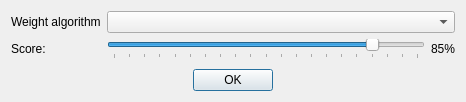
This is src/plugins/weight_matrix/src/ui/SetDefaultParametersDialog.ui in violethaze74/ugene as Qt 5 draws it before an edit. The edited form follows.
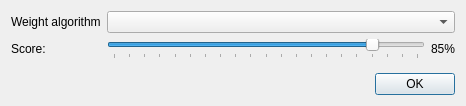
This is the edited form.

Commit message: Help system for all dialogs, UI improvements for all dialogs.

The edit to the form file:
```diff
--- a/src/plugins/weight_matrix/src/ui/SetDefaultParametersDialog.ui
+++ b/src/plugins/weight_matrix/src/ui/SetDefaultParametersDialog.ui
@@ -7,7 +7,7 @@
     <x>0</x>
     <y>0</y>
     <width>466</width>
-    <height>102</height>
+    <height>106</height>
    </rect>
   </property>
   <property name="windowTitle">
@@ -72,41 +72,11 @@
     </layout>
    </item>
    <item>
-    <layout class="QHBoxLayout" name="horizontalLayout_2">
-     <item>
-      <spacer name="horizontalSpacer">
-       <property name="orientation">
-        <enum>Qt::Horizontal</enum>
-       </property>
-       <property name="sizeHint" stdset="0">
-        <size>
-         <width>40</width>
-         <height>20</height>
-        </size>
-       </property>
-      </spacer>
-     </item>
-     <item>
-      <widget class="QPushButton" name="okButton">
-       <property name="text">
-        <string>OK</string>
-       </property>
-      </widget>
-     </item>
-     <item>
-      <spacer name="horizontalSpacer_2">
-       <property name="orientation">
-        <enum>Qt::Horizontal</enum>
-       </property>
-       <property name="sizeHint" stdset="0">
-        <size>
-         <width>40</width>
-         <height>20</height>
-        </size>
-       </property>
-      </spacer>
-     </item>
-    </layout>
+    <widget class="QDialogButtonBox" name="buttonBox">
+     <property name="standardButtons">
+      <set>QDialogButtonBox::Ok</set>
+     </property>
+    </widget>
    </item>
   </layout>
  </widget>
```
The commit also changes 309 other files.
